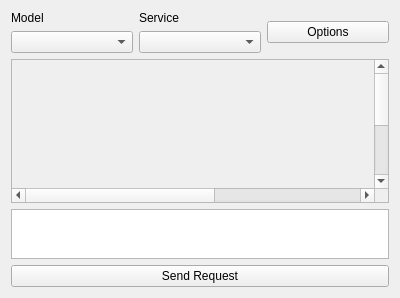
Old version of the form Gems/GenAIFramework/Code/Source/UI/AIChatWidget.ui in the repository RobotecAI/o3de-genai-gems.
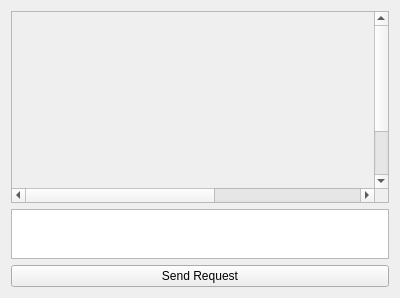
New version of the form.

Commit message: Add a widget for configuration of a new chat

```diff
--- a/Gems/GenAIFramework/Code/Source/UI/AIChatWidget.ui
+++ b/Gems/GenAIFramework/Code/Source/UI/AIChatWidget.ui
@@ -14,48 +14,6 @@
    <string>Form</string>
   </property>
   <layout class="QVBoxLayout" name="verticalLayout">
-   <item>
-    <layout class="QHBoxLayout" name="horizontalLayout_2">
-     <property name="spacing">
-      <number>6</number>
-     </property>
-     <item>
-      <layout class="QVBoxLayout" name="verticalLayout_4">
-       <item>
-        <widget class="QLabel" name="label">
-         <property name="text">
-          <string>Model</string>
-         </property>
-        </widget>
-       </item>
-       <item>
-        <widget class="QComboBox" name="models"/>
-       </item>
-      </layout>
-     </item>
-     <item>
-      <layout class="QVBoxLayout" name="verticalLayout_3">
-       <item>
-        <widget class="QLabel" name="label_2">
-         <property name="text">
-          <string>Service</string>
-         </property>
-        </widget>
-       </item>
-       <item>
-        <widget class="QComboBox" name="providers"/>
-       </item>
-      </layout>
-     </item>
-     <item>
-      <widget class="QPushButton" name="OptionsBtn">
-       <property name="text">
-        <string>Options</string>
-       </property>
-      </widget>
-     </item>
-    </layout>
-   </item>
    <item>
     <widget class="QScrollArea" name="scrollArea">
      <property name="alignment">
```
The commit also changes 9 other files.
